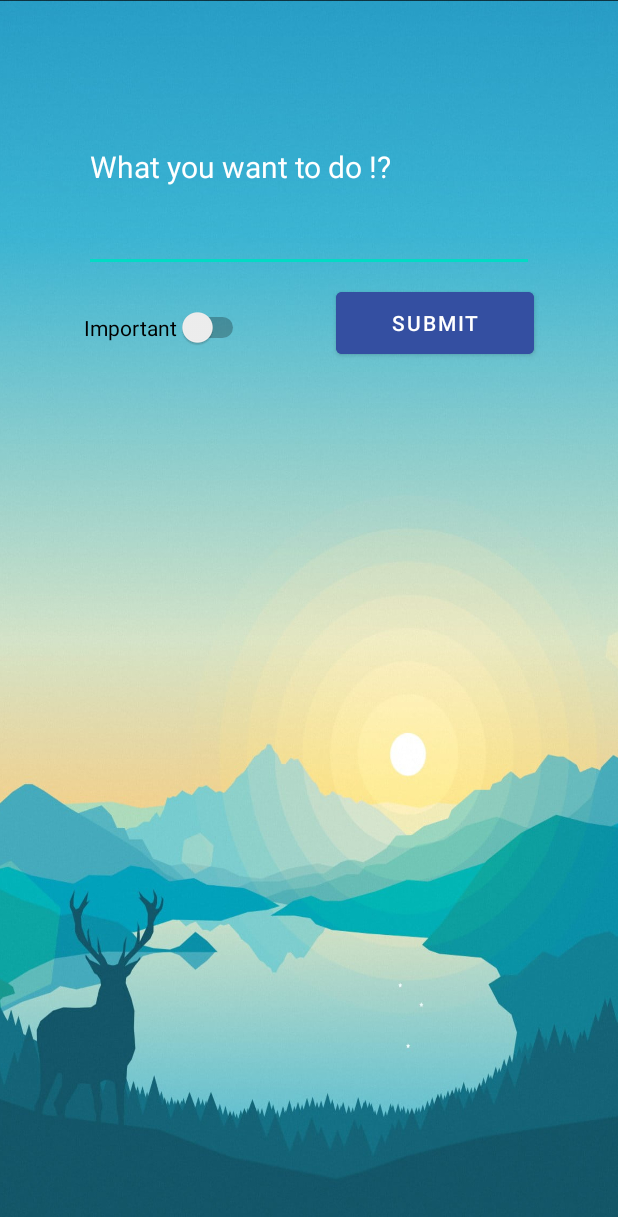
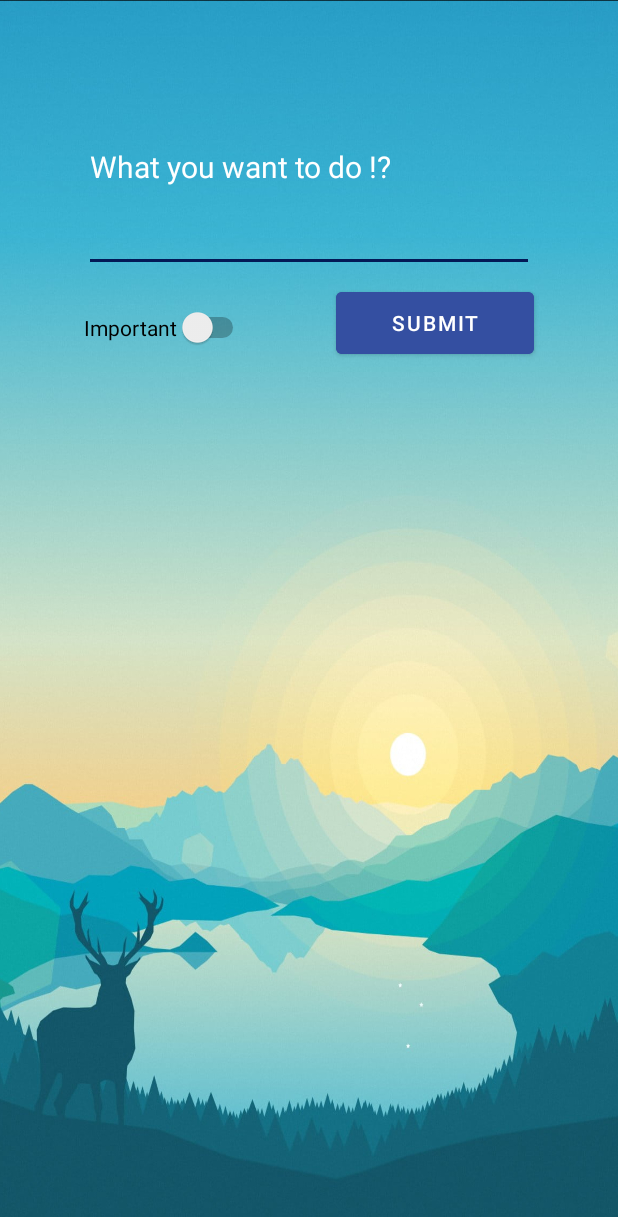
Before and after one commit to SATYAJIT1910/Todo-App, an Android app: the screen it shows after launch (TodoEntryActivity), after a tap on an icon or button, on a phone screen of 412 x 824 dp. Shown: the top 1217 px of the screen. Run offline under Robolectric (Android 15) with nearby library versions, the light colour scheme and no system bars.

Commit message:
Final UI v0.1

```diff
--- a/app/src/main/res/values/themes.xml
+++ b/app/src/main/res/values/themes.xml
@@ -6,7 +6,7 @@
         <item name="colorPrimaryVariant">@color/customColor2</item>
         <item name="colorOnPrimary">@color/white</item>
         <!-- Secondary brand color. -->
-        <item name="colorSecondary">@color/teal_200</item>
+        <item name="colorSecondary">@color/customColor3</item>
         <item name="colorSecondaryVariant">@color/teal_700</item>
         <item name="colorOnSecondary">@color/white</item>
         <!-- Status bar color. -->
```
